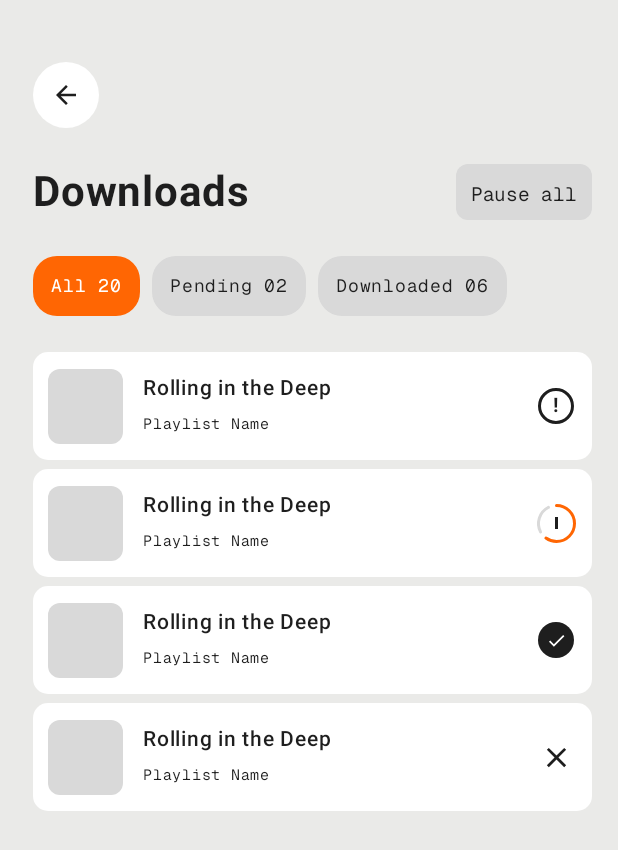
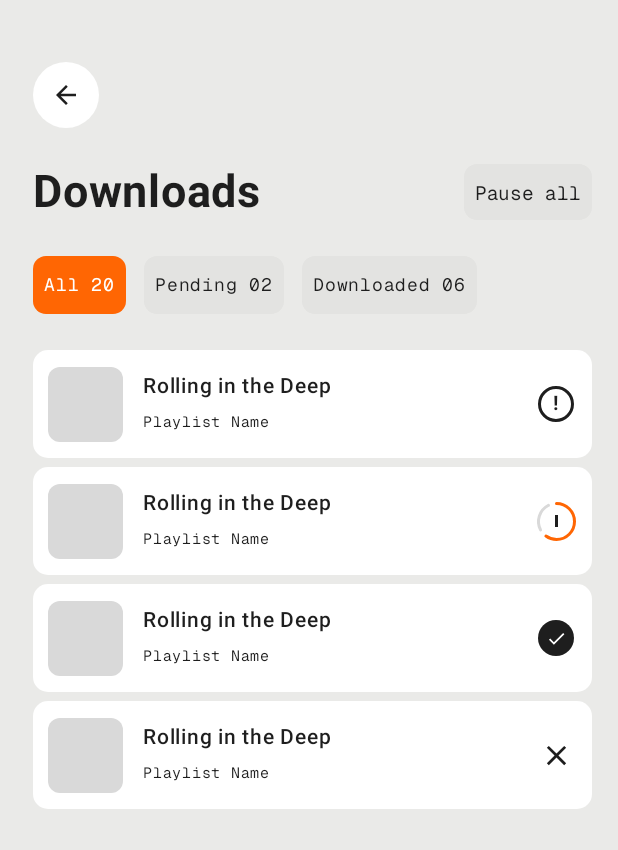
Before and after one commit to abhig1599/music-app, an Android app built with Jetpack Compose: the composable DownloadListFixture shown on its own in the app's theme, on a phone screen of 412 x 824 dp. Shown: the top 850 px of the screen. Run offline under Robolectric (Android 15) with nearby library versions, the phone set to English and light mode, and no system bars; 4 statements that could not run were skipped.

Commit message:
Download list: title 30, pill/chip radius 8.72, padding 7, chip gap 12

```diff
--- a/app/src/main/java/com/abhi/musicapp/ui/screens/BinReadScreens.kt
+++ b/app/src/main/java/com/abhi/musicapp/ui/screens/BinReadScreens.kt
@@ -40,14 +40,14 @@ import com.abhi.musicapp.ui.theme.SurfaceSoft
 // Shared page header from Figma (Recycle bin 47-14803, Read Now 59-2982, both 390x844, fill Bg):
 // Frame 81 at x22 y41, 351 wide, vertical gap 24: back circle 44, title row 351 x 37 (gap 24), content.
 @Composable
-internal fun FigmaPage(title: String, onBack: () -> Unit, trailing: @Composable () -> Unit = {}, content: @Composable () -> Unit) {
+internal fun FigmaPage(title: String, onBack: () -> Unit, trailing: @Composable () -> Unit = {}, titleSize: androidx.compose.ui.unit.TextUnit = 28.sp, content: @Composable () -> Unit) {
     Column(Modifier.fillMaxSize().verticalScroll(rememberScrollState()).padding(start = 22.dp, end = 17.dp, top = 41.dp)) {
         Box(Modifier.size(44.dp).clip(CircleShape).background(PureWhite).clickable(onClick = onBack), contentAlignment = Alignment.Center) {
             Icon(Icons.AutoMirrored.Filled.ArrowBack, "Back", tint = InkBlack, modifier = Modifier.size(20.dp))
         }
         Spacer(Modifier.height(24.dp))
         Row(Modifier.fillMaxWidth().height(37.dp), verticalAlignment = Alignment.CenterVertically) {
-            Text(title, fontSize = 28.sp, fontWeight = FontWeight.Bold, color = InkBlack, modifier = Modifier.weight(1f))
+            Text(title, fontSize = titleSize, fontWeight = FontWeight.Bold, color = InkBlack, modifier = Modifier.weight(1f))
             trailing()
         }
         Spacer(Modifier.height(24.dp))
--- a/app/src/main/java/com/abhi/musicapp/ui/screens/DownloadListScreen.kt
+++ b/app/src/main/java/com/abhi/musicapp/ui/screens/DownloadListScreen.kt
@@ -37,17 +37,19 @@ import com.abhi.musicapp.ui.theme.PureWhite
  * Figma "Download Detail" (59-2079). FIXTURE ONLY: no download engine exists (source/ToS question open), so no route points here.
  * Geometry estimated from the 68% view (rows ~72dp, gap 6); not Design-panel reads. Row states: 0 error "!", 1 progress+pause, 2 done check, 3 X.
  */
+private val Bg2Fill = androidx.compose.ui.graphics.Color(0xFFE3E3E1) // Figma token Bg 2
+
 @Composable
 fun DownloadListFixture(onBack: () -> Unit = {}) {
-    FigmaPage("Downloads", onBack, trailing = {
+    FigmaPage("Downloads", onBack, titleSize = 30.sp, trailing = {
         Text("Pause all", fontFamily = GeistMono, fontSize = 13.sp, color = InkBlack,
-            modifier = Modifier.clip(RoundedCornerShape(8.dp)).background(GrayLight).padding(horizontal = 10.dp, vertical = 8.dp))
+            modifier = Modifier.clip(RoundedCornerShape(8.72.dp)).background(Bg2Fill).padding(7.dp))
     }) {
         Column(verticalArrangement = Arrangement.spacedBy(24.dp)) {
-            Row(horizontalArrangement = Arrangement.spacedBy(8.dp)) {
+            Row(horizontalArrangement = Arrangement.spacedBy(12.dp)) {
                 listOf("All 20" to true, "Pending 02" to false, "Downloaded 06" to false).forEach { (t, sel) ->
                     Text(t, fontFamily = GeistMono, fontSize = 12.sp, color = if (sel) PureWhite else InkBlack,
-                        modifier = Modifier.clip(RoundedCornerShape(16.dp)).background(if (sel) Orangs else GrayLight).padding(horizontal = 12.dp, vertical = 8.dp))
+                        modifier = Modifier.clip(RoundedCornerShape(8.72.dp)).background(if (sel) Orangs else Bg2Fill).padding(7.dp))
                 }
             }
             Column(verticalArrangement = Arrangement.spacedBy(6.dp)) {
```
Also changed, not shown: 1 other file.
